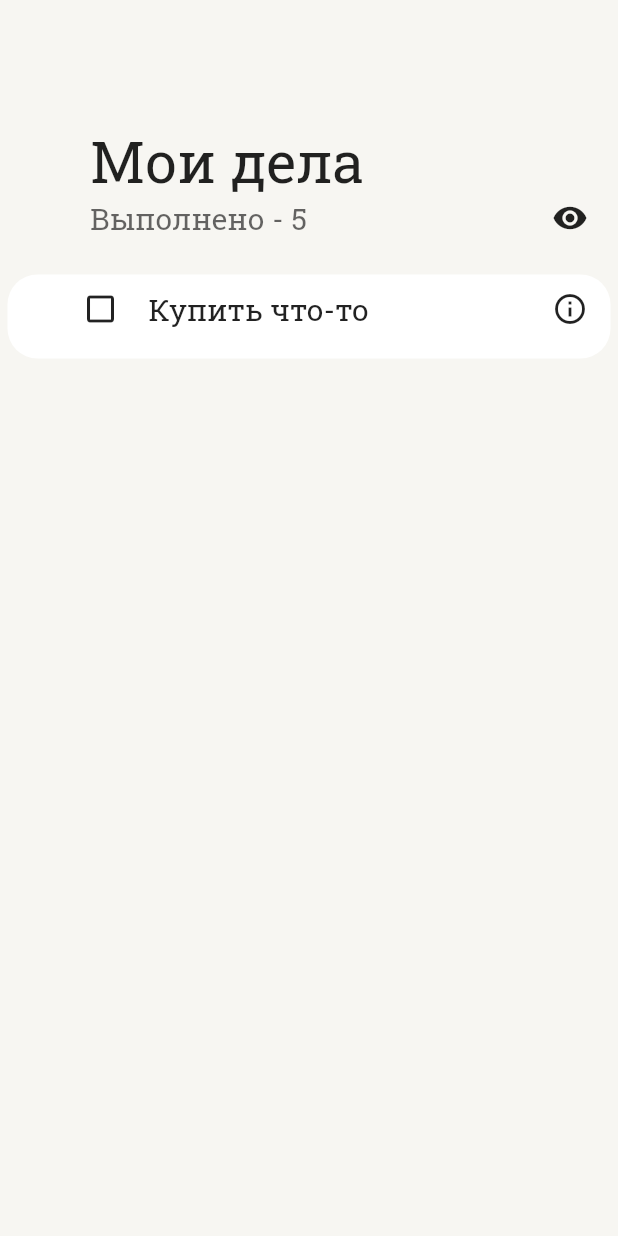
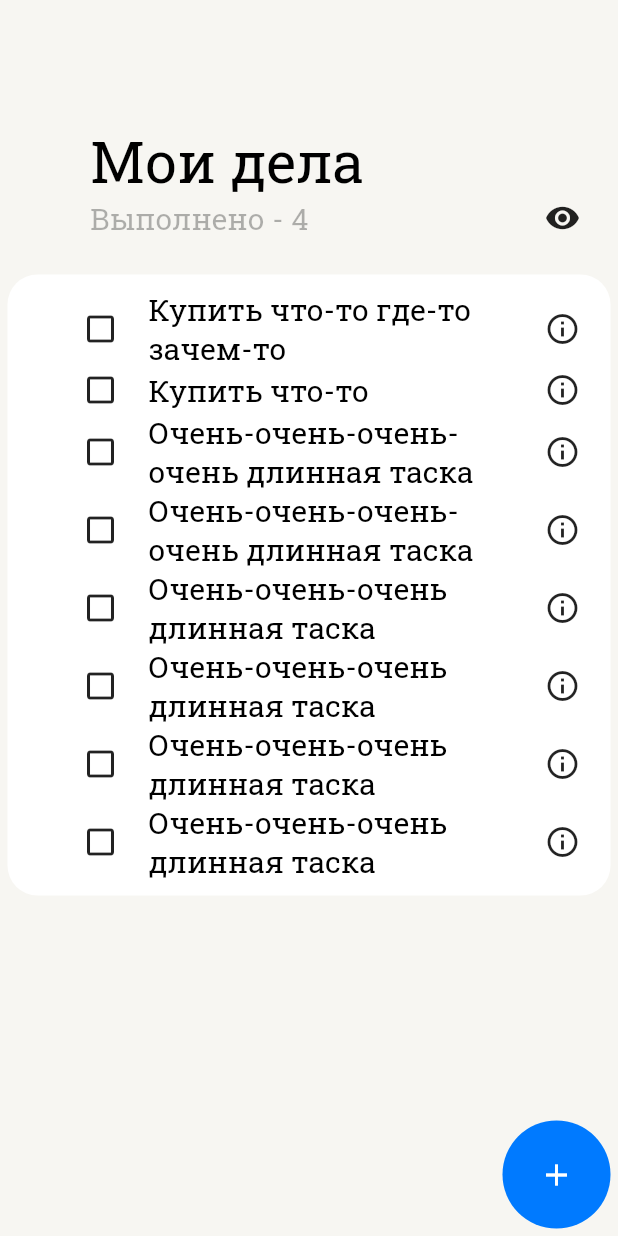
Before and after one commit to medvalna/ToDoList, a Flutter app: the screen it shows after launch, on a phone screen of 412 x 824 dp. Run offline on Flutter 3.47's test engine with Material 2 defaults, Android fonts, the phone set to English and light mode, and no system bars.

Commit message:
added separate tile and header widget

```diff
--- a/lib/main.dart
+++ b/lib/main.dart
@@ -1,98 +1,73 @@
 import 'package:flutter/material.dart';
+import 'package:to_do_list/adaptivity/colours.dart';
+import 'package:to_do_list/widgets/header.dart';
+import 'package:to_do_list/widgets/todotile.dart';
+
+import 'adaptivity/font_sizes.dart';
 
 void main() {
   runApp(MyApp());
 }
 
 class MyApp extends StatelessWidget {
-  // This widget is the root of your application.
   @override
   Widget build(BuildContext context) {
     return MaterialApp(
       title: 'Flutter Demo',
       theme: ThemeData(
-        primarySwatch: Colors.blue,
         fontFamily: 'RobotoSlab',
       ),
       home: Scaffold(
-        backgroundColor: Color(0xFFF7F6F2),
-        body: Column(
+        backgroundColor: back_light,
+        body: Stack(
           children: [
             Container(
-              padding: EdgeInsets.only(top: 82, left: 60, right: 20),
               child: Column(
-                crossAxisAlignment: CrossAxisAlignment.start,
                 children: [
-                  Text(
-                    "Мои дела",
-                    style: TextStyle(fontSize: 38),
-                  ),
-                  Row(
-                    //mainAxisAlignment: MainAxisAlignment.spaceAround,
+                  Column(
                     children: [
-                      Text(
-                        "Выполнено - ",
-                        style:
-                            TextStyle(fontSize: 20, color: Color(0x99000000)),
-                      ),
-                      //TODO место для количества выполненных тасок
-                      Text(
-                        "5",
-                        style:
-                            TextStyle(fontSize: 20, color: Color(0x99000000)),
-                      ),
-                      new Spacer(),
+                      header("4"),
                       Container(
-                        //TODO место для кнопки раскрытия сделанных тасок
-                        child: Icon(
-                          Icons.remove_red_eye,
+                        margin: EdgeInsets.all(5),
+                        padding: EdgeInsets.only(
+                            right: 20, left: 10, top: 10, bottom: 10),
+                        decoration: BoxDecoration(
+                          borderRadius: BorderRadius.circular(20),
+                          color: tileback_light,
+                        ),
+                        child: Column(
+                          children: [
+                            ToDoTile("Купить что-то где-то зачем-то"),
+                            ToDoTile("Купить что-то"),
+                            ToDoTile("Очень-очень-очень-очень длинная таска"),
+                            ToDoTile("Очень-очень-очень-очень длинная таска"),
+                            ToDoTile("Очень-очень-очень длинная таска"),
+                            ToDoTile("Очень-очень-очень длинная таска"),
+                            ToDoTile("Очень-очень-очень длинная таска"),
+                            ToDoTile("Очень-очень-очень длинная таска"),
+                          ],
                         ),
                       ),
                     ],
                   ),
-                  SizedBox(
-                    height: 20,
-                  ),
+
                 ],
               ),
             ),
-            Container(
-              margin: EdgeInsets.all(5),
-              padding: EdgeInsets.only(right: 15, left: 10, top: 10),
-              decoration: BoxDecoration(
-                borderRadius: BorderRadius.circular(20),
-                color: Color(0xFFFFFFFF),
-              ),
-              //
-              child: Column(
-                children: [
-                  Row(
-                    children: [
-                      SizedBox(
-                        width: 40,
-                      ),
-                      Icon(
-                        Icons.check_box_outline_blank,
-                      ),
-                      SizedBox(
-                        width: 20,
-                      ),
-                      Text(
-                        "Купить что-то",
-                        style: TextStyle(
-                          fontSize: 20,
-                        ),
-                      ),
-                      new Spacer(),
-                      Icon(
-                        Icons.info_outline,
-                      ),
-                    ],
-                  ),
-                  SizedBox(
-                    height: 20,
-                  ),
-                ],
+            Align(
+              alignment: Alignment.bottomRight,
+              child: Container(
+                padding: EdgeInsets.all(button),
+                margin: EdgeInsets.all(5),
+                decoration: BoxDecoration(
+                  borderRadius: BorderRadius.circular(100),
+                  color: add,
+                ),
+                child: Icon(
+                  Icons.add,
+                  size: button,
+                  color: tileback_light,
+                ),
               ),
             ),
           ],
--- a/lib/widgets/header.dart
+++ b/lib/widgets/header.dart
@@ -0,0 +1,50 @@
+import 'package:flutter/material.dart';
+import 'package:to_do_list/adaptivity/colours.dart';
+import 'package:to_do_list/adaptivity/font_sizes.dart';
+class header extends StatelessWidget {
+  final String number;
+
+  const header(this.number);
+
+  @override
+  Widget build(BuildContext context) {
+    return Container(
+      padding: EdgeInsets.only(top: 82, left: 60, right: 25),
+      child: Column(
+        crossAxisAlignment: CrossAxisAlignment.start,
+        children: [
+          Text(
+            "Мои дела",
+            style: TextStyle(fontSize: largetitle, color: maintext),
+          ),
+          Row(
+            children: [
+              Text(
+                "Выполнено - ",
+                style: TextStyle(fontSize: body, color: secondarytext),
+              ),
+              //TODO место для количества выполненных тасок
+              Expanded(
+                child: Text(
+                  number,
+                  style: TextStyle(fontSize: body, color: secondarytext),
+                ),
+              ),
+
+              new Spacer(),
+              Container(
+                //TODO место для кнопки раскрытия сделанных тасок
+                child: Icon(
+                  Icons.remove_red_eye,
+                ),
+              ),
+            ],
+          ),
+          SizedBox(
+            height: 20,
+          ),
+        ],
+      ),
+    );
+  }
+}
--- a/lib/widgets/todotile.dart
+++ b/lib/widgets/todotile.dart
@@ -0,0 +1,45 @@
+import 'package:flutter/material.dart';
+import 'package:to_do_list/adaptivity/colours.dart';
+import 'package:to_do_list/adaptivity/font_sizes.dart';
+class ToDoTile extends StatelessWidget{
+
+  final String text;
+
+  const ToDoTile (
+      this.text
+      );
+
+  @override
+  Widget build(BuildContext context) {
+    return Row(
+      children: [
+        SizedBox(
+          width: 40,
+        ),
+        Icon(
+          Icons.check_box_outline_blank,
+        ),
+        SizedBox(
+          width: 20,
+        ),
+        Expanded(
+          child: Text(
+            text,
+            style: TextStyle(
+              fontSize: body,
+              color: maintext,
+            ),
+            maxLines: 3,
+            overflow: TextOverflow.ellipsis,
+          ),
+        ),
+        Icon(
+          Icons.info_outline,
+        ),
+        SizedBox(
+          height: 30,
+        ),
+      ],
+    );
+  }
+}
```
